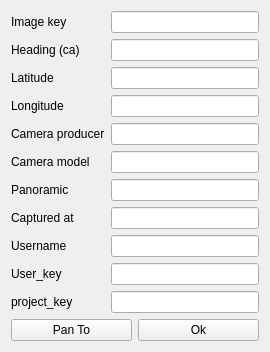
This is mapillary_image_info_dialog_base.ui in enricofer/go2mapillary as Qt 5 draws it before an edit. The edited form follows.
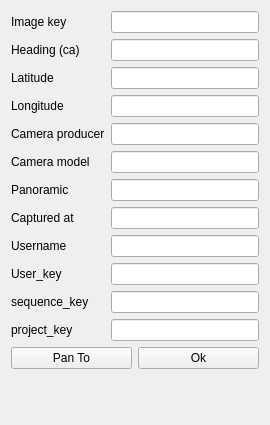
This is the edited form.

Commit message: issue browsing image info fixed

The edit to the form file:
```diff
--- a/mapillary_image_info_dialog_base.ui
+++ b/mapillary_image_info_dialog_base.ui
@@ -7,7 +7,7 @@
     <x>0</x>
     <y>0</y>
     <width>270</width>
-    <height>337</height>
+    <height>425</height>
    </rect>
   </property>
   <property name="windowTitle">
@@ -144,14 +144,14 @@
        </property>
       </widget>
      </item>
-     <item row="10" column="0">
+     <item row="11" column="0">
       <widget class="QLabel" name="label_project_key">
        <property name="text">
         <string>project_key</string>
        </property>
       </widget>
      </item>
-     <item row="10" column="1">
+     <item row="11" column="1">
       <widget class="QLineEdit" name="field_project_key">
        <property name="readOnly">
         <bool>true</bool>
@@ -165,6 +165,16 @@
        </property>
       </widget>
      </item>
+     <item row="10" column="0">
+      <widget class="QLabel" name="label_sequence_key">
+       <property name="text">
+        <string>sequence_key</string>
+       </property>
+      </widget>
+     </item>
+     <item row="10" column="1">
+      <widget class="QLineEdit" name="field_sequence_key"/>
+     </item>
     </layout>
    </item>
    <item>
```
The commit also changes 1 other file.
